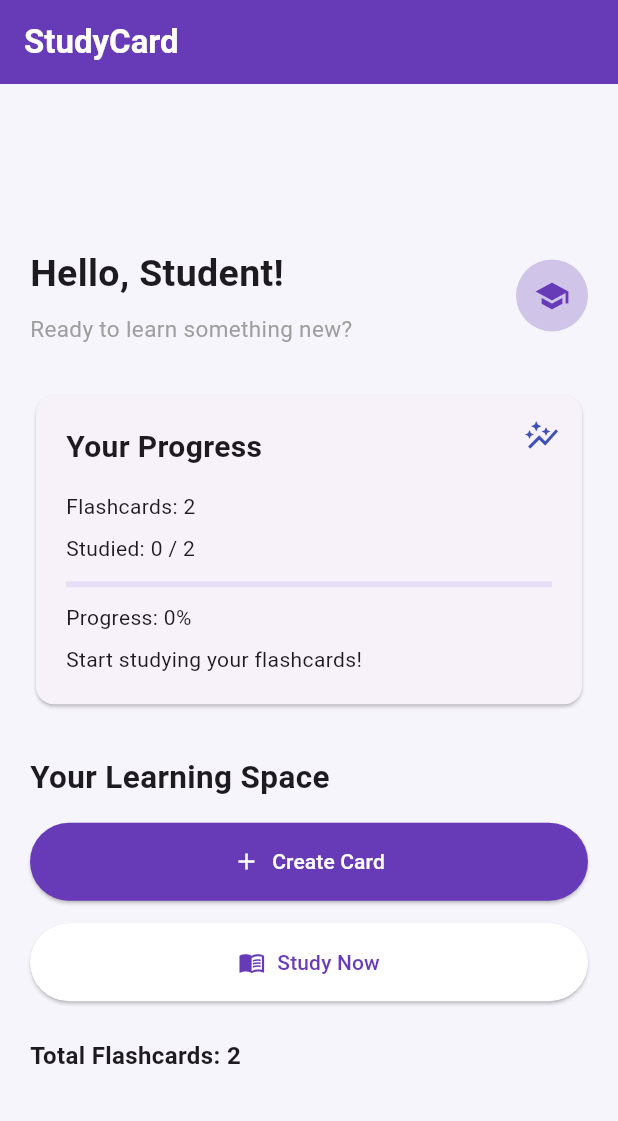
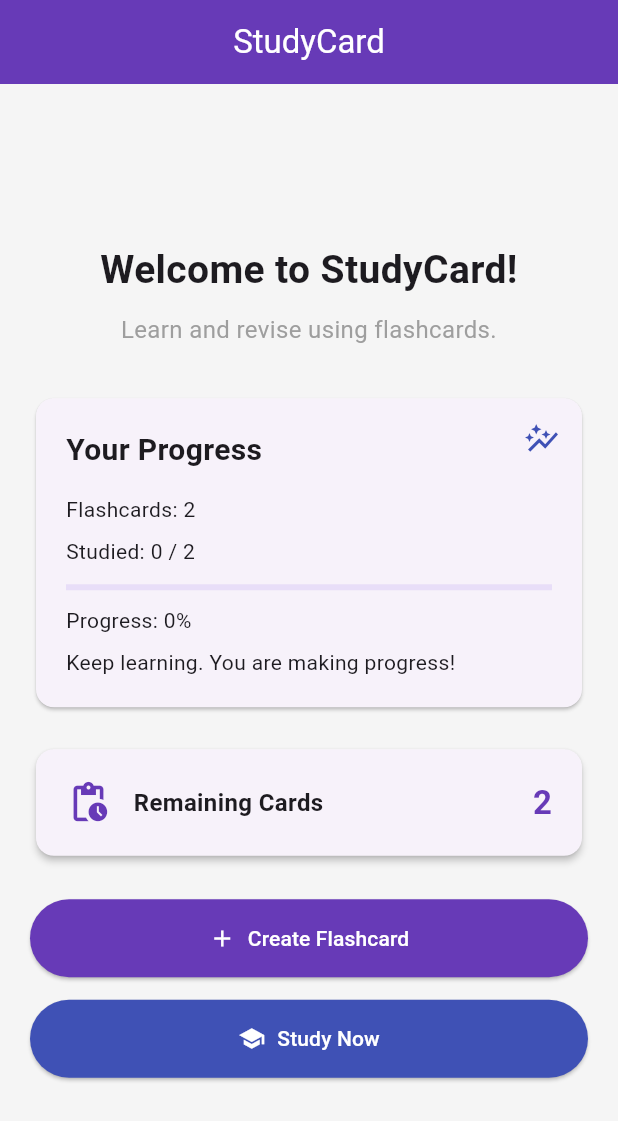
Before and after one commit to snehitha-coder/Study-Card-app, a Flutter app: the screen it shows after launch, on a phone screen of 412 x 824 dp. Shown: the top 1121 px of the screen. Run offline on Flutter 3.47's test engine with Material 3 defaults, Android fonts, the phone set to English and light mode, and no system bars.

Commit message:
Add global flashcard progress tracking

```diff
--- a/lib/main.dart
+++ b/lib/main.dart
@@ -2,12 +2,10 @@
 import 'package:flutter/material.dart';
 import 'package:provider/provider.dart';
 
-import 'models/flashcard.dart';
+import 'providers/flashcard_provider.dart';
 import 'add_card_page.dart';
 import 'study_page.dart';
 import 'widgets/progress_card.dart';
-import 'utils/flashcard_utils.dart';
-import 'providers/flashcard_provider.dart';
 
 void main() {
   runApp(
@@ -28,7 +26,7 @@ class StudyCardApp extends StatelessWidget {
       title: 'StudyCard',
       theme: ThemeData(
         primarySwatch: Colors.deepPurple,
-        scaffoldBackgroundColor: const Color(0xFFF7F5FC),
+        scaffoldBackgroundColor: Colors.grey[100],
       ),
       initialRoute: '/',
       routes: {
@@ -43,15 +41,10 @@ class StudyCardApp extends StatelessWidget {
 class HomePage extends StatelessWidget {
   const HomePage({super.key});
 
-  Future<void> openAddCardPage(BuildContext context) async {
-    final result = await Navigator.pushNamed(
-      context,
-      '/add-card',
-    );
+  void openAddCardPage(BuildContext context) async {
+    final result = await Navigator.pushNamed(context, '/add-card');
 
-    if (!context.mounted) return;
-
-    if (result == true) {
+    if (result == true && context.mounted) {
       ScaffoldMessenger.of(context).showSnackBar(
         const SnackBar(
           content: Text('Flashcard added successfully!'),
@@ -64,7 +57,7 @@ class HomePage extends StatelessWidget {
     if (totalCards == 0) {
       ScaffoldMessenger.of(context).showSnackBar(
         const SnackBar(
-          content: Text('Please add a flashcard first.'),
+          content: Text('Please add flashcards first.'),
         ),
       );
       return;
@@ -75,156 +68,144 @@ class HomePage extends StatelessWidget {
 
   @override
   Widget build(BuildContext context) {
-    // Get shared flashcard data from Provider.
     final provider = context.watch<FlashcardProvider>();
 
-    final cards = provider.cards;
-    final studiedIndexes = provider.studiedIndexes;
-
-    // Calculate progress.
-    final totalCards = FlashcardUtils.getTotalCards(cards);
-
-    final studiedCards =
-        FlashcardUtils.getStudiedCards(studiedIndexes);
-
-    final progress =
-        FlashcardUtils.getProgress(totalCards, studiedCards);
-
-    final message =
-        FlashcardUtils.getProgressMessage(totalCards, studiedCards);
+    // Get progress information from Provider.
+    final totalCards = provider.totalCards;
+    final studiedCards = provider.studiedCards;
+    final remainingCards = provider.remainingCards;
+    final progress = provider.progress;
 
     // Responsive screen configuration.
     final screenWidth = MediaQuery.of(context).size.width;
 
     double horizontalPadding = 20;
 
-    if (screenWidth > 900) {
+    if (screenWidth >= 900) {
       horizontalPadding = 100;
-    } else if (screenWidth > 600) {
+    } else if (screenWidth >= 600) {
       horizontalPadding = 50;
+    }
+
+    String progressMessage;
+
+    if (totalCards == 0) {
+      progressMessage = 'Start adding flashcards!';
+    } else if (progress == 1.0) {
+      progressMessage = 'All cards completed!';
+    } else {
+      progressMessage = 'Keep learning. You are making progress!';
     }
 
     return Scaffold(
       appBar: AppBar(
-        title: const Text(
-          'StudyCard',
+        title: const Text('StudyCard'),
+        centerTitle: true,
+        backgroundColor: Colors.deepPurple,
+        foregroundColor: Colors.white,
+      ),
+
+      body: Center(
+        child: ConstrainedBox(
+          constraints: const BoxConstraints(maxWidth: 900),
+          child: SingleChildScrollView(
+            padding: EdgeInsets.all(horizontalPadding),
+            child: Column(
+              crossAxisAlignment: CrossAxisAlignment.stretch,
+              children: [
+                const Text(
+                  'Welcome to StudyCard!',
+                  textAlign: TextAlign.center,
                   style: TextStyle(
+                    fontSize: 26,
                     fontWeight: FontWeight.bold,
                   ),
                 ),
-        backgroundColor: Colors.deepPurple,
-        foregroundColor: Colors.white,
-        elevation: 0,
+
+                const SizedBox(height: 10),
+
+                const Text(
+                  'Learn and revise using flashcards.',
+                  textAlign: TextAlign.center,
+                  style: TextStyle(
+                    fontSize: 16,
+                    color: Colors.grey,
                   ),
-      body: Center(
-        child: ConstrainedBox(
-          constraints: const BoxConstraints(
-            maxWidth: 900,
                 ),
-          child: SingleChildScrollView(
-            padding: EdgeInsets.all(horizontalPadding),
-            child: Column(
-              crossAxisAlignment: CrossAxisAlignment.start,
+
+                const SizedBox(height: 30),
+
+                // Progress card.
+                ProgressCard(
+                  total: totalCards,
+                  studied: studiedCards,
+                  progress: progress,
+                  message: progressMessage,
+                ),
+
+                const SizedBox(height: 20),
+
+                // Remaining cards.
+                Card(
+                  elevation: 2,
+                  child: Padding(
+                    padding: const EdgeInsets.all(20),
+                    child: Row(
                       children: [
-                // Dashboard heading.
-                Row(
-                  children: [
-                    Expanded(
-                      child: Column(
-                        crossAxisAlignment: CrossAxisAlignment.start,
-                        children: [
-                          Text(
-                            'Hello, Student!',
+                        const Icon(
+                          Icons.pending_actions,
+                          color: Colors.deepPurple,
+                          size: 30,
+                        ),
+                        const SizedBox(width: 15),
+                        const Expanded(
+                          child: Text(
+                            'Remaining Cards',
                             style: TextStyle(
-                              fontSize:
-                                  screenWidth > 600 ? 30 : 25,
+                              fontSize: 16,
                               fontWeight: FontWeight.bold,
                             ),
                           ),
-                          const SizedBox(height: 8),
-                          const Text(
-                            'Ready to learn something new?',
-                            style: TextStyle(
-                              fontSize: 15,
-                              color: Colors.grey,
+                        ),
+                        Text(
+                          '$remainingCards',
+                          style: const TextStyle(
+                            fontSize: 22,
+                            fontWeight: FontWeight.bold,
+                            color: Colors.deepPurple,
                           ),
                         ),
                       ],
                     ),
                   ),
-                    CircleAvatar(
-                      radius: screenWidth > 600 ? 30 : 24,
-                      backgroundColor: Colors.deepPurple.shade100,
-                      child: const Icon(
-                        Icons.school,
-                        color: Colors.deepPurple,
-                      ),
-                    ),
-                  ],
                 ),
 
-                const SizedBox(height: 30),
-
-                // Progress Card.
-                ProgressCard(
-                  total: totalCards,
-                  studied: studiedCards,
-                  progress: progress,
-                  message: message,
-                ),
-
-                const SizedBox(height: 30),
-
-                const Text(
-                  'Your Learning Space',
-                  style: TextStyle(
-                    fontSize: 21,
-                    fontWeight: FontWeight.bold,
-                  ),
-                ),
-
-                const SizedBox(height: 15),
+                const SizedBox(height: 25),
 
                 // Create Card button.
-                SizedBox(
-                  width: double.infinity,
-                  child: ElevatedButton.icon(
+                ElevatedButton.icon(
                   onPressed: () => openAddCardPage(context),
                   icon: const Icon(Icons.add),
-                    label: const Text('Create Card'),
+                  label: const Text('Create Flashcard'),
                   style: ElevatedButton.styleFrom(
                     backgroundColor: Colors.deepPurple,
                     foregroundColor: Colors.white,
                     padding: const EdgeInsets.all(16),
                   ),
                 ),
-                ),
 
                 const SizedBox(height: 15),
 
                 // Study Now button.
-                SizedBox(
-                  width: double.infinity,
-                  child: ElevatedButton.icon(
+                ElevatedButton.icon(
                   onPressed: () =>
                       openStudyPage(context, totalCards),
-                    icon: const Icon(Icons.menu_book),
+                  icon: const Icon(Icons.school),
                   label: const Text('Study Now'),
                   style: ElevatedButton.styleFrom(
-                      backgroundColor: Colors.white,
-                      foregroundColor: Colors.deepPurple,
+                    backgroundColor: Colors.indigo,
+                    foregroundColor: Colors.white,
                     padding: const EdgeInsets.all(16),
-                    ),
-                  ),
-                ),
-
-                const SizedBox(height: 25),
-
-                Text(
-                  'Total Flashcards: ${cards.length}',
-                  style: const TextStyle(
-                    fontSize: 16,
-                    fontWeight: FontWeight.w600,
                   ),
                 ),
               ],
--- a/lib/providers/flashcard_provider.dart
+++ b/lib/providers/flashcard_provider.dart
@@ -22,6 +22,21 @@ class FlashcardProvider extends ChangeNotifier {
   // Get studied card indexes
   Set<int> get studiedIndexes => _studiedIndexes;
 
+  // Get total number of flashcards
+  int get totalCards => _cards.length;
+
+  // Get number of studied flashcards
+  int get studiedCards => _studiedIndexes.length;
+
+  // Get number of remaining flashcards
+  int get remainingCards => totalCards - studiedCards;
+
+  // Get overall study progress
+  double get progress {
+    if (totalCards == 0) return 0.0;
+    return studiedCards / totalCards;
+  }
+
   // Add a new flashcard
   void addCard(Flashcard card) {
     _cards.add(card);
@@ -31,8 +46,9 @@ class FlashcardProvider extends ChangeNotifier {
   // Mark a flashcard as studied
   void markCardStudied(int index) {
     if (index >= 0 && index < _cards.length) {
-      _studiedIndexes.add(index);
-      notifyListeners();
+      if (_studiedIndexes.add(index)) {
+        notifyListeners();
+      }
     }
   }
 }
```
Lines whose indentation alone changed are shown as unchanged.
